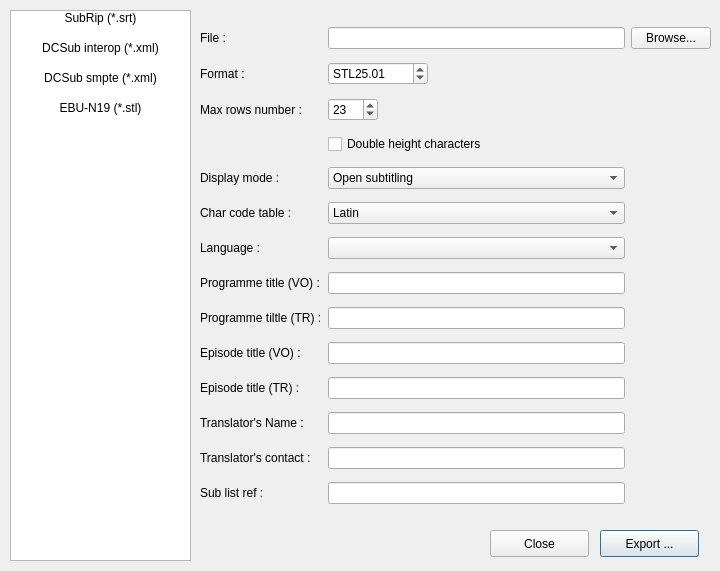
Before: the Qt Designer form subexportdialog.ui in liloneum/amapola, drawn with Qt 5.
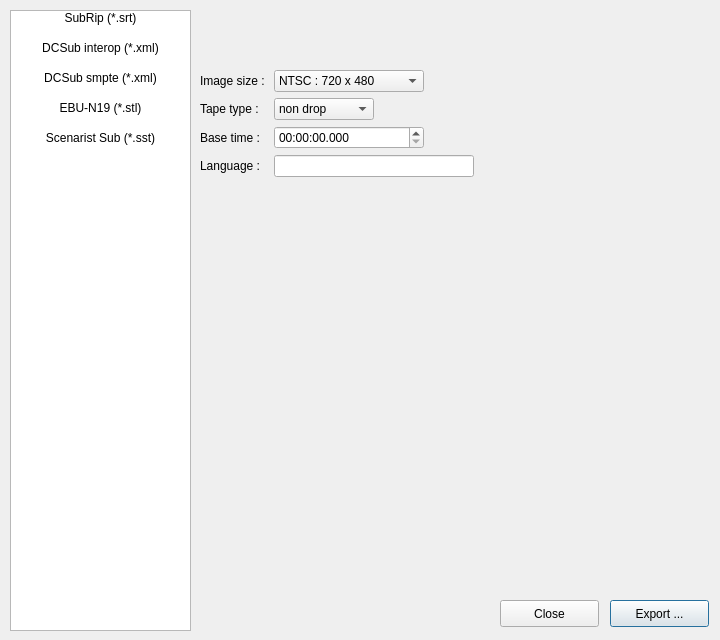
After: the same form once the commit is applied.

Commit message:
Add "Scenarist sub" support
Issue : none

- Exporting subtitles in "tiff" images ( 4 colors )
- Exporting ".sst" Scenarist file

Diff of the .ui file:
```diff
--- a/subexportdialog.ui
+++ b/subexportdialog.ui
@@ -7,7 +7,7 @@
     <x>0</x>
     <y>0</y>
     <width>720</width>
-    <height>571</height>
+    <height>640</height>
    </rect>
   </property>
   <property name="sizePolicy">
@@ -25,7 +25,7 @@
      <x>10</x>
      <y>10</y>
      <width>181</width>
-     <height>551</height>
+     <height>621</height>
     </rect>
    </property>
    <property name="editTriggers">
@@ -81,12 +81,20 @@
      <set>AlignHCenter|AlignVCenter|AlignCenter</set>
     </property>
    </item>
+   <item>
+    <property name="text">
+     <string>Scenarist Sub (*.sst)</string>
+    </property>
+    <property name="textAlignment">
+     <set>AlignHCenter|AlignVCenter|AlignCenter</set>
+    </property>
+   </item>
   </widget>
   <widget class="QPushButton" name="exportPushButton">
    <property name="geometry">
     <rect>
-     <x>600</x>
-     <y>530</y>
+     <x>610</x>
+     <y>600</y>
      <width>99</width>
      <height>27</height>
     </rect>
@@ -98,8 +106,8 @@
   <widget class="QPushButton" name="closePushButton">
    <property name="geometry">
     <rect>
-     <x>490</x>
-     <y>530</y>
+     <x>500</x>
+     <y>600</y>
      <width>99</width>
      <height>27</height>
     </rect>
@@ -112,13 +120,13 @@
    <property name="geometry">
     <rect>
      <x>190</x>
-     <y>10</y>
+     <y>60</y>
      <width>531</width>
-     <height>521</height>
+     <height>541</height>
     </rect>
    </property>
    <property name="currentIndex">
-    <number>1</number>
+    <number>2</number>
    </property>
    <widget class="QWidget" name="page">
     <widget class="QWidget" name="gridLayoutWidget">
@@ -498,7 +506,7 @@
        <x>10</x>
        <y>10</y>
        <width>511</width>
-       <height>501</height>
+       <height>531</height>
       </rect>
      </property>
      <layout class="QGridLayout" name="gridLayout_2">
@@ -808,6 +816,172 @@
      </layout>
     </widget>
    </widget>
+   <widget class="QWidget" name="page_3">
+    <widget class="QWidget" name="gridLayoutWidget_3">
+     <property name="geometry">
+      <rect>
+       <x>10</x>
+       <y>10</y>
+       <width>511</width>
+       <height>501</height>
+      </rect>
+     </property>
+     <layout class="QGridLayout" name="gridLayout_3">
+      <item row="1" column="1">
+       <widget class="QComboBox" name="tapeTypeComboBox">
+        <property name="maximumSize">
+         <size>
+          <width>100</width>
+          <height>16777215</height>
+         </size>
+        </property>
+        <property name="currentIndex">
+         <number>1</number>
+        </property>
+        <item>
+         <property name="text">
+          <string>drop</string>
+         </property>
+        </item>
+        <item>
+         <property name="text">
+          <string>non drop</string>
+         </property>
+        </item>
+       </widget>
+      </item>
+      <item row="3" column="0">
+       <widget class="QLabel" name="languageLabel2">
+        <property name="text">
+         <string>Language : </string>
+        </property>
+       </widget>
+      </item>
+      <item row="0" column="0">
+       <widget class="QLabel" name="imageSizeLabel">
+        <property name="text">
+         <string>Image size : </string>
+        </property>
+       </widget>
+      </item>
+      <item row="0" column="1">
+       <widget class="QComboBox" name="imageSizeComboBox">
+        <property name="maximumSize">
+         <size>
+          <width>150</width>
+          <height>16777215</height>
+         </size>
+        </property>
+        <item>
+         <property name="text">
+          <string>NTSC : 720 x 480</string>
+         </property>
+        </item>
+        <item>
+         <property name="text">
+          <string>PAL : 720 x 576</string>
+         </property>
+        </item>
+       </widget>
+      </item>
+      <item row="2" column="0">
+       <widget class="QLabel" name="baseTimeLabel">
+        <property name="text">
+         <string>Base time : </string>
+        </property>
+       </widget>
+      </item>
+      <item row="2" column="1">
+       <widget class="QTimeEdit" name="baseTimeEdit">
+        <property name="maximumSize">
+         <size>
+          <width>150</width>
+          <height>16777215</height>
+         </size>
+        </property>
+        <property name="displayFormat">
+         <string>HH:mm:ss.zzz</string>
+        </property>
+        <property name="timeSpec">
+         <enum>Qt::LocalTime</enum>
+        </property>
+       </widget>
+      </item>
+      <item row="3" column="1">
+       <widget class="QLineEdit" name="languageLineEdit2">
+        <property name="maximumSize">
+         <size>
+          <width>200</width>
+          <height>16777215</height>
+         </size>
+        </property>
+       </widget>
+      </item>
+      <item row="4" column="0">
+       <spacer name="verticalSpacer">
+        <property name="orientation">
+         <enum>Qt::Vertical</enum>
+        </property>
+        <property name="sizeHint" stdset="0">
+         <size>
+          <width>20</width>
+          <height>40</height>
+         </size>
+        </property>
+       </spacer>
+      </item>
+      <item row="1" column="0">
+       <widget class="QLabel" name="tapeTypeLabel">
+        <property name="text">
+         <string>Tape type :</string>
+        </property>
+       </widget>
+      </item>
+      <item row="3" column="2">
+       <spacer name="horizontalSpacer">
+        <property name="orientation">
+         <enum>Qt::Horizontal</enum>
+        </property>
+        <property name="sizeHint" stdset="0">
+         <size>
+          <width>40</width>
+          <height>20</height>
+         </size>
+        </property>
+       </spacer>
+      </item>
+     </layout>
+    </widget>
+   </widget>
+  </widget>
+  <widget class="QLabel" name="label">
+   <property name="geometry">
+    <rect>
+     <x>200</x>
+     <y>10</y>
+     <width>511</width>
+     <height>41</height>
+    </rect>
+   </property>
+   <property name="font">
+    <font>
+     <pointsize>18</pointsize>
+     <weight>75</weight>
+     <bold>true</bold>
+    </font>
+   </property>
+   <property name="contextMenuPolicy">
+    <enum>Qt::NoContextMenu</enum>
+   </property>
+   <property name="text">
+    <string/>
+   </property>
+   <property name="textFormat">
+    <enum>Qt::PlainText</enum>
+   </property>
+   <property name="textInteractionFlags">
+    <set>Qt::NoTextInteraction</set>
+   </property>
   </widget>
  </widget>
  <resources/>
```
Left out of the diff: 19 changed lines with no effect on the pictures. The commit also changes 10 other files.
